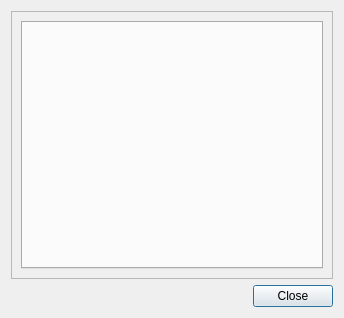
Above: core/ui/shared/selector.ui from Giswater/giswater_qgis_plugin before the change. Below: the same form after it.
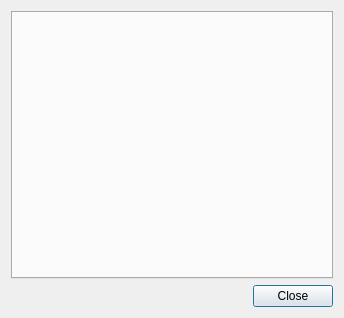
That is the form after the change.

Commit message: Enhancement: selector -- only scroll inside tab

```diff
--- a/core/ui/shared/selector.ui
+++ b/core/ui/shared/selector.ui
@@ -14,43 +14,7 @@
    <string>Selector</string>
   </property>
   <layout class="QGridLayout" name="gridLayout">
-   <item row="2" column="0" colspan="3">
-    <widget class="QScrollArea" name="scrollArea">
-     <property name="widgetResizable">
-      <bool>true</bool>
-     </property>
-     <widget class="QWidget" name="scrollAreaWidgetContents_2">
-      <property name="geometry">
-       <rect>
-        <x>0</x>
-        <y>0</y>
-        <width>320</width>
-        <height>257</height>
-       </rect>
-      </property>
-      <layout class="QGridLayout" name="gridLayout_3">
-       <item row="0" column="0">
-        <layout class="QGridLayout" name="gridLayout_2">
-         <item row="1" column="0" colspan="2">
-          <widget class="QTabWidget" name="main_tab">
-           <property name="sizePolicy">
-            <sizepolicy hsizetype="Preferred" vsizetype="Preferred">
-             <horstretch>0</horstretch>
-             <verstretch>0</verstretch>
-            </sizepolicy>
-           </property>
-           <property name="currentIndex">
-            <number>-1</number>
-           </property>
-          </widget>
-         </item>
-        </layout>
-       </item>
-      </layout>
-     </widget>
-    </widget>
-   </item>
-   <item row="3" column="0" colspan="3">
+   <item row="2" column="0" colspan="2">
     <layout class="QHBoxLayout" name="horizontalLayout">
      <item>
       <spacer name="horizontalSpacer">
@@ -83,6 +47,19 @@
      </item>
     </layout>
    </item>
+   <item row="0" column="0" rowspan="2" colspan="2">
+    <widget class="QTabWidget" name="main_tab">
+     <property name="sizePolicy">
+      <sizepolicy hsizetype="Preferred" vsizetype="Preferred">
+       <horstretch>0</horstretch>
+       <verstretch>0</verstretch>
+      </sizepolicy>
+     </property>
+     <property name="currentIndex">
+      <number>-1</number>
+     </property>
+    </widget>
+   </item>
   </layout>
  </widget>
  <resources/>
```
Left out of the diff: 2 changed lines with no effect on the pictures. The commit also changes 1 other file.
